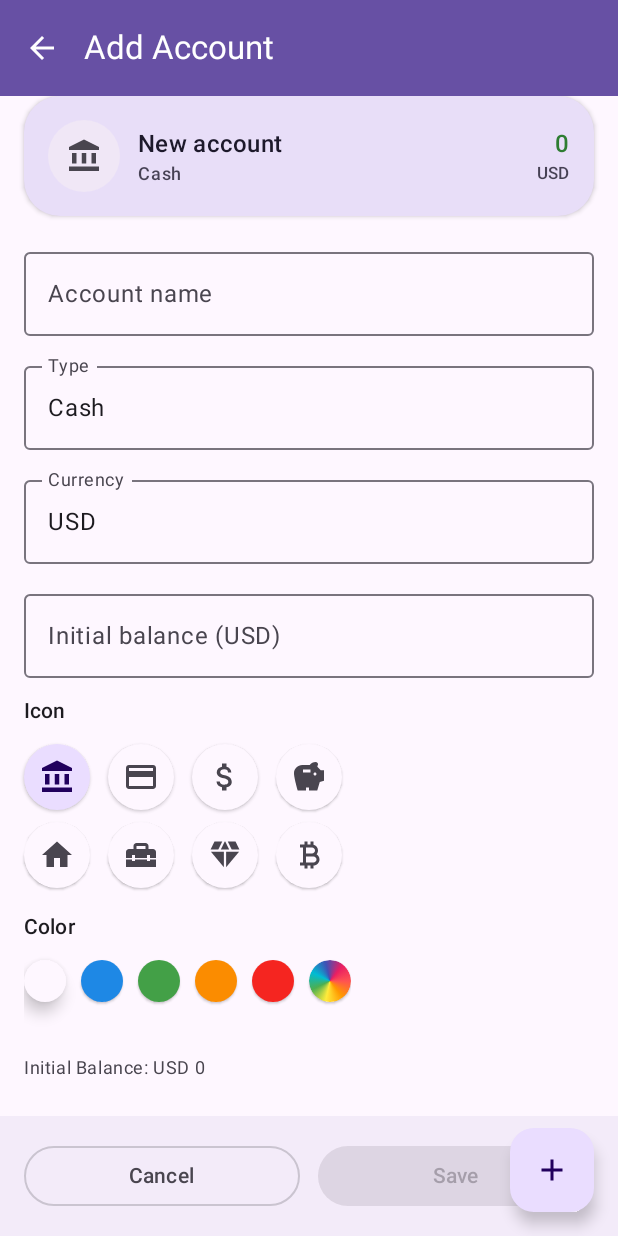
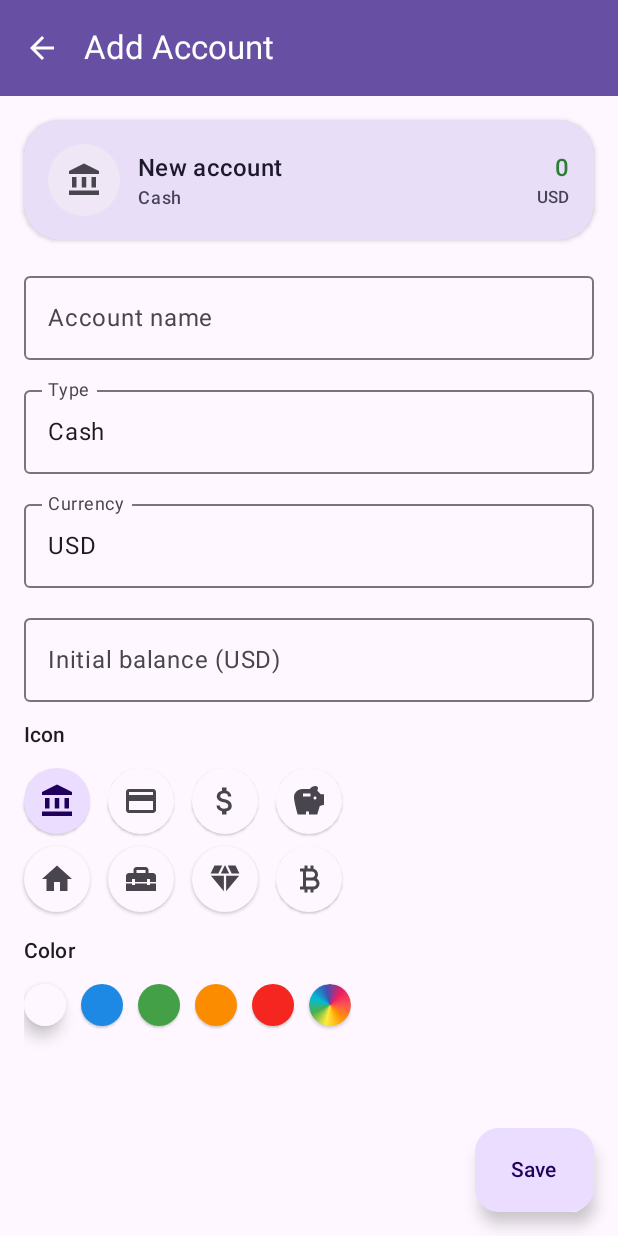
Before and after one commit to WilliHominal/ExpenseTracker, an Android app built with Jetpack Compose: the add screen opened through its navigation route, on a phone screen of 412 x 824 dp. Run offline under Robolectric (Android 15) with nearby library versions, the phone set to English and light mode, and no system bars.

Commit message:
small fixes

```diff
--- a/app/src/main/java/com/warh/expensetracker/App.kt
+++ b/app/src/main/java/com/warh/expensetracker/App.kt
@@ -1,6 +1,13 @@
 package com.warh.expensetracker
 
+import androidx.compose.foundation.background
+import androidx.compose.foundation.layout.Box
 import androidx.compose.foundation.layout.WindowInsets
+import androidx.compose.foundation.layout.WindowInsetsSides
+import androidx.compose.foundation.layout.fillMaxWidth
+import androidx.compose.foundation.layout.height
+import androidx.compose.foundation.layout.navigationBars
+import androidx.compose.foundation.layout.only
 import androidx.compose.foundation.layout.padding
 import androidx.compose.material3.FabPosition
 import androidx.compose.material3.FloatingActionButton
@@ -15,6 +22,7 @@ import androidx.compose.runtime.remember
 import androidx.compose.runtime.setValue
 import androidx.compose.ui.Modifier
 import androidx.compose.ui.input.nestedscroll.nestedScroll
+import androidx.compose.ui.platform.LocalDensity
 import androidx.navigation.compose.currentBackStackEntryAsState
 import androidx.navigation.compose.rememberNavController
 import com.warh.commons.bottom_bar.FabSpec
@@ -22,6 +30,7 @@ import com.warh.commons.bottom_bar.LocalBottomBarBehavior
 import com.warh.commons.scroll_utils.rememberHideOnScrollState
 import com.warh.designsystem.ExpenseTheme
 import com.warh.designsystem.SyncSystemBarsWithTheme
+import com.warh.designsystem.bottom_bar.BottomBarDesign
 
 //TODO: Acomodar un poco el diseño segun el de v0
 
@@ -29,7 +38,7 @@ import com.warh.designsystem.SyncSystemBarsWithTheme
 fun App() {
     val nav = rememberNavController()
 
-    ExpenseTheme {
+    ExpenseTheme(false /*TODO: Sacar cuando esten definidos los colores dark*/) {
         SyncSystemBarsWithTheme()
 
         val backStackEntry by nav.currentBackStackEntryAsState()
@@ -63,6 +72,10 @@ fun App() {
                             onMeasuredHeight = hideBar::setMeasuredHeight,
                             isSettling = hideBar.isSettling,
                         )
+                    } else {
+                        BottomSystemArea(
+                            onMeasuredHeight = hideBar::setMeasuredHeight
+                        )
                     }
                 },
                 floatingActionButton = {
@@ -85,3 +98,22 @@ fun App() {
         }
     }
 }
+
+@Composable
+private fun BottomSystemArea(
+    onMeasuredHeight: (Int) -> Unit = {}
+) {
+    val navInsets = WindowInsets.navigationBars.only(WindowInsetsSides.Bottom)
+    val density = LocalDensity.current
+    val bottomPx = navInsets.getBottom(density)
+    val bottomDp = with(density) { bottomPx.toDp() }
+
+    LaunchedEffect(bottomPx) { onMeasuredHeight(bottomPx) }
+
+    Box(
+        modifier = Modifier
+            .fillMaxWidth()
+            .height(bottomDp)
+            .background(BottomBarDesign.Colors.containerColor())
+    )
+}
--- a/app/src/main/java/com/warh/expensetracker/MainNavHost.kt
+++ b/app/src/main/java/com/warh/expensetracker/MainNavHost.kt
@@ -58,6 +58,7 @@ fun MainNavHost(
 
         composableAnimated(Destinations.ACCOUNT_ADD) {
             AccountAddRoute(
+                setFab = setFab,
                 onBack = { navController.navigateUp() }
             )
         }
@@ -65,7 +66,7 @@ fun MainNavHost(
         composableAnimated(Destinations.ADD_TRANSACTION) {
             AddEditTransactionRoute(
                 setFab = setFab,
-                onSaved = { navController.popBackStack() },
+                onSaved = { navController.navigateUp() },
                 onBack = { navController.navigateUp() }
             )
         }
--- a/feature/accounts/src/main/java/com/warh/accounts/add/AccountAddRoute.kt
+++ b/feature/accounts/src/main/java/com/warh/accounts/add/AccountAddRoute.kt
@@ -5,8 +5,10 @@ import com.warh.accounts.localized
 import com.warh.commons.TopBarDefault
 import com.warh.commons.icons.IconGrid
 import androidx.compose.foundation.layout.*
+import androidx.compose.foundation.rememberScrollState
 import androidx.compose.foundation.shape.CircleShape
 import androidx.compose.foundation.shape.RoundedCornerShape
+import androidx.compose.foundation.verticalScroll
 import androidx.compose.material.icons.Icons
 import androidx.compose.material.icons.automirrored.filled.ArrowBack
 import androidx.compose.material3.*
@@ -31,12 +33,14 @@ import com.warh.accounts.R
 import com.warh.commons.color_picker.ColorChooser
 import com.warh.accounts.utils.BalanceUtils.parseMinor
 import com.warh.accounts.utils.BalanceUtils.formatMajor
+import com.warh.commons.bottom_bar.FabSpec
 import java.util.Currency
 import com.warh.commons.R.drawable as CommonDrawables
 
 @Composable
 fun AccountAddRoute(
     vm: AccountAddViewModel = koinViewModel(),
+    setFab: (FabSpec?) -> Unit,
     onBack: () -> Unit
 ) {
     val ui by vm.ui.collectAsState()
@@ -44,22 +48,33 @@ fun AccountAddRoute(
     val scope = rememberCoroutineScope()
     val show: (String) -> Unit = { msg -> scope.launch { snack.showSnackbar(msg) } }
 
+    SideEffect {
+        setFab(
+            FabSpec(
+                visible = true,
+                onClick = { vm.save(onError = show, onDone = onBack) }
+            ) {
+                Text(
+                    modifier = Modifier.padding(horizontal = 24.dp),
+                    text = stringResource(
+                        if (ui.isSaving) R.string.account_add_save_button_loading
+                        else R.string.account_add_save_button
+                    )
+                )
+            }
+        )
+    }
+
     AddAccountScreen(
         ui = ui,
-        onName = vm::onName,
-        onType = vm::onType,
-        onCurrency = vm::onCurrency,
-        onBalanceText = vm::onBalanceText,
-        onIconIndex = vm::onIconIndex,
-        onIconColor = vm::onIconColor,
-        onBack = onBack,
-        onSave = {
-            vm.save(
-                onError = show,
-                onDone = onBack
-            )
-        },
-        snackBar = snack
+        onName       = vm::onName,
+        onType       = vm::onType,
+        onCurrency   = vm::onCurrency,
+        onBalanceText= vm::onBalanceText,
+        onIconIndex  = vm::onIconIndex,
+        onIconColor  = vm::onIconColor,
+        onBack       = onBack,
+        snackBar     = snack
     )
 }
 
@@ -74,43 +89,23 @@ private fun AddAccountScreen(
     onIconIndex: (Int) -> Unit,
     onIconColor: (Long?) -> Unit,
     onBack: () -> Unit,
-    onSave: () -> Unit,
     snackBar: SnackbarHostState
 ) {
     val scroll = rememberTopAppBarState()
     val sb = pinnedScrollBehavior(scroll)
-    val cs = MaterialTheme.colorScheme
+    val scrollState = rememberScrollState()
 
     Scaffold(
         topBar = {
             TopBarDefault(
                 title = stringResource(R.string.account_add_title),
                 navigationIcon = {
-                    IconButton(onClick = onBack) { Icon(Icons.AutoMirrored.Filled.ArrowBack, null) }
+                    IconButton(onClick = onBack) {
+                        Icon(Icons.AutoMirrored.Filled.ArrowBack, null)
+                    }
                 },
                 scrollBehavior = sb
             )
-        },
-        bottomBar = {
-            Surface(tonalElevation = 2.dp) {
-                Row(
-                    modifier = Modifier
-                        .fillMaxWidth()
-                        .padding(16.dp),
-                    horizontalArrangement = Arrangement.spacedBy(12.dp)
-                ) {
-                    OutlinedButton(
-                        onClick = onBack,
-                        modifier = Modifier.weight(1f)
-                    ) { Text(stringResource(R.string.accounts_cancel)) }
-
-                    Button(
-                        onClick = onSave,
-                        enabled = ui.name.isNotBlank(),
-                        modifier = Modifier.weight(1f)
-                    ) { Text(stringResource(R.string.accounts_save)) }
-                }
-            }
         },
         snackbarHost = { SnackbarHost(snackBar) }
     ) { inner ->
@@ -118,7 +113,9 @@ private fun AddAccountScreen(
             modifier = Modifier
                 .fillMaxSize()
                 .padding(inner)
-                .nestedScroll(sb.nestedScrollConnection),
+                .nestedScroll(sb.nestedScrollConnection)
+                .verticalScroll(scrollState)
+                .padding(top = 16.dp),
             verticalArrangement = Arrangement.spacedBy(16.dp)
         ) {
             HeroPreviewCard(
@@ -234,13 +231,9 @@ private fun AddAccountScreen(
                     onChange = onIconColor
                 )
 
-                Spacer(Modifier.height(12.dp))
-                AssistiveSummary(
-                    currency = ui.currency,
-                    balanceText = ui.balanceText,
-                    color = cs.onSurfaceVariant
-                )
                 Spacer(Modifier.height(8.dp))
+
+                ui.error?.let { Text(it, color = MaterialTheme.colorScheme.error) }
             }
         }
     }
@@ -327,17 +320,6 @@ private fun HeroPreviewCard(
 }
 
 @Composable
-private fun AssistiveSummary(currency: String, balanceText: String, color: Color) {
-    val parsed = runCatching { parseMinor(balanceText, currency) }.getOrDefault(0L)
-    val formatted = formatMajor(parsed, currency)
-    Text(
-        text = stringResource(R.string.account_add_summary, currency, formatted),
-        style = MaterialTheme.typography.bodySmall,
-        color = color
-    )
-}
-
-@Composable
 private fun AccountIconGrid(
     selectedNumber: Int,
     onSelectNumber: (Int) -> Unit,
@@ -368,7 +350,7 @@ private fun AddAccountPreviewLight() {
         AddAccountScreen(
             ui = AccountAddUiState(),
             onName = {}, onType = {}, onCurrency = {}, onBalanceText = {},
-            onIconIndex = {}, onIconColor = {}, onBack = {}, onSave = {}, snackBar = SnackbarHostState()
+            onIconIndex = {}, onIconColor = {}, onBack = {}, snackBar = SnackbarHostState()
         )
     }
 }
@@ -380,7 +362,7 @@ private fun AddAccountPreviewDark() {
         AddAccountScreen(
             ui = AccountAddUiState(),
             onName = {}, onType = {}, onCurrency = {}, onBalanceText = {},
-            onIconIndex = {}, onIconColor = {}, onBack = {}, onSave = {}, snackBar = SnackbarHostState()
+            onIconIndex = {}, onIconColor = {}, onBack = {}, snackBar = SnackbarHostState()
         )
     }
 }
--- a/feature/accounts/src/main/java/com/warh/accounts/add/AccountAddViewModel.kt
+++ b/feature/accounts/src/main/java/com/warh/accounts/add/AccountAddViewModel.kt
@@ -14,14 +14,15 @@ import kotlinx.coroutines.flow.StateFlow
 import kotlinx.coroutines.flow.asStateFlow
 import kotlinx.coroutines.launch
 
-
 data class AccountAddUiState(
     val name: String = "",
     val type: AccountType = AccountType.CASH,
     val currency: String = defaultCurrency(),
     val balanceText: String = "",
     val iconIndex: Int = 1,
-    val iconColorArgb: Long? = null
+    val iconColorArgb: Long? = null,
+    val isSaving: Boolean = false,
+    val error: String? = null
 )
 
 private fun defaultCurrency(): String =
@@ -48,9 +49,12 @@ class AccountAddViewModel(
         val name = d.name.trim()
         if (name.isBlank()) {
             onError(strings[R.string.account_add_error_name_required])
+            _ui.update { it.copy(error = strings[R.string.account_add_error_name_required]) }
             return
         }
         viewModelScope.launch {
+            _ui.update { it.copy(isSaving = true, error = null) }
+            val result = runCatching {
                 val initial = parseMinor(d.balanceText, d.currency)
                 val account = Account(
                     name = name,
@@ -62,7 +66,14 @@ class AccountAddViewModel(
                     iconColorArgb = d.iconColorArgb
                 )
                 upsert(account)
-            onDone()
+            }
+            _ui.update { it.copy(isSaving = false) }
+            result.onSuccess { onDone() }
+                .onFailure { e ->
+                    val msg = e.message ?: strings[R.string.account_add_error_default]
+                    _ui.update { it.copy(error = msg) }
+                    onError(msg)
+                }
         }
     }
 
--- a/feature/accounts/src/main/res/values/strings.xml
+++ b/feature/accounts/src/main/res/values/strings.xml
@@ -75,4 +75,7 @@
     <string name="account_add_new_placeholder">New account</string>
     <string name="account_add_summary">Initial Balance: %1$s %2$s</string>
     <string name="account_add_error_name_required">The name is required</string>
+    <string name="account_add_save_button">Save</string>
+    <string name="account_add_save_button_loading">Saving…</string>
+    <string name="account_add_error_default">Failed to create the account</string>
 </resources>
```
Also changed, not shown: 1 other file. Lines whose indentation alone changed are shown as unchanged.
